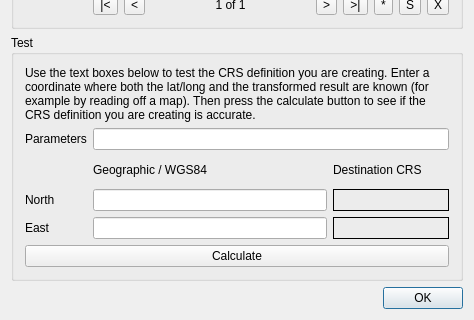
Old version of the form qgis/src/ui/qgscustomprojectiondialogbase.ui in the repository sourcepole/qgis; both pictures show x 0 to 474 and y 228 to 548 of the 474 by 548 pixel window.
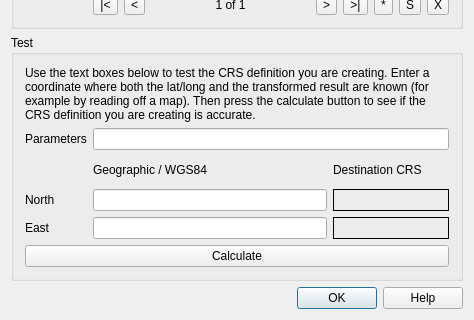
New version of the form. Icons and pictures are not drawn.

Commit message: add context help for qgis options, style manager, spatialite selection and custom projection and application icon to help viewer

What changed in the file:
```diff
--- a/qgis/src/ui/qgscustomprojectiondialogbase.ui
+++ b/qgis/src/ui/qgscustomprojectiondialogbase.ui
@@ -270,7 +270,7 @@
    <item row="2" column="0">
     <widget class="QDialogButtonBox" name="buttonBox">
      <property name="standardButtons">
-      <set>QDialogButtonBox::Ok</set>
+      <set>QDialogButtonBox::Help|QDialogButtonBox::Ok</set>
      </property>
     </widget>
    </item>
```
The commit also changes 10 other files.
